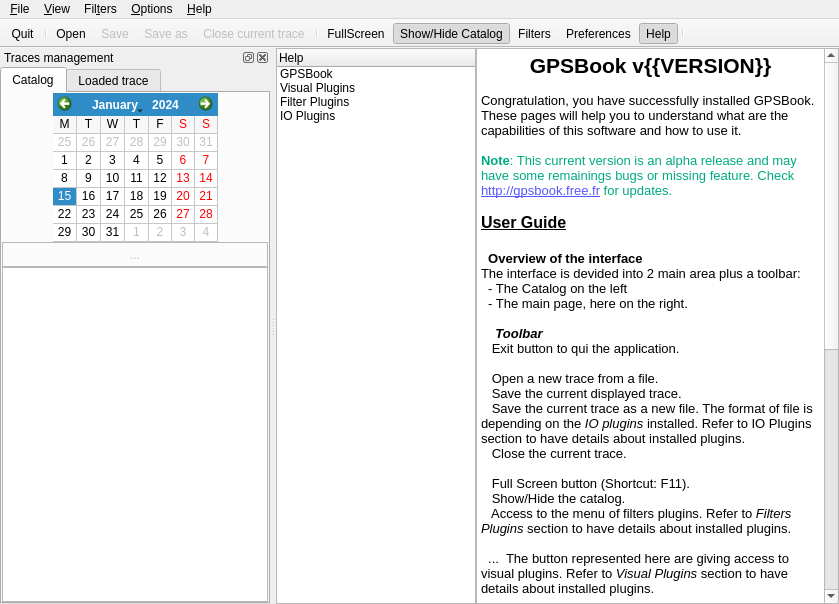
The window that src/GPSBook/mainwindow.ui (shujaatak/gpsbook) describes before a commit, drawn with Qt 5.
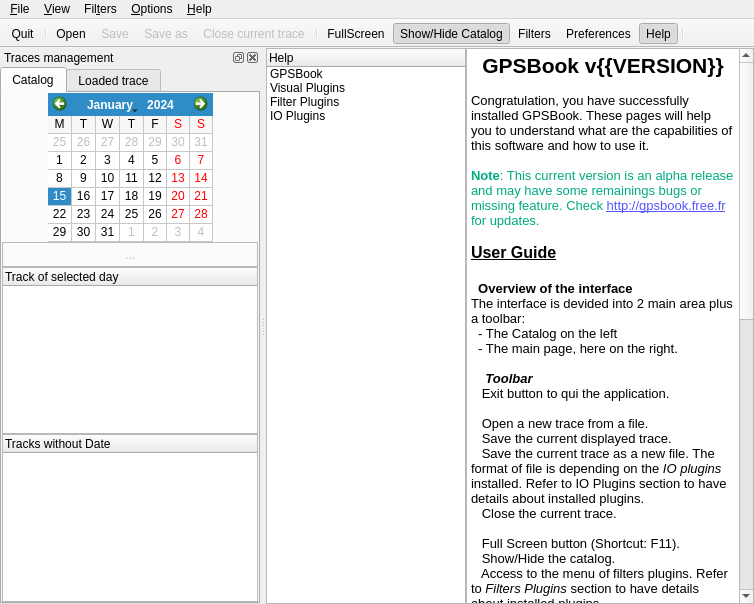
The same window after the commit. The open tabs and pages were chosen to show the change. Icons and pictures are not drawn.

Commit message: Add the possibility to have tracks without date. Rename displayGpxView into diqplayIntenetBrowser. Add the web site geocaching.com

```diff
--- a/src/GPSBook/mainwindow.ui
+++ b/src/GPSBook/mainwindow.ui
@@ -7,7 +7,7 @@
    <rect>
     <x>0</x>
     <y>0</y>
-    <width>839</width>
+    <width>754</width>
     <height>604</height>
    </rect>
   </property>
@@ -667,7 +667,7 @@
     <rect>
      <x>0</x>
      <y>0</y>
-     <width>839</width>
+     <width>754</width>
      <height>26</height>
     </rect>
    </property>
@@ -782,8 +782,8 @@
    </property>
    <property name="minimumSize">
     <size>
-     <width>270</width>
-     <height>344</height>
+     <width>260</width>
+     <height>422</height>
     </size>
    </property>
    <property name="windowTitle">
@@ -1037,15 +1037,9 @@
            <property name="rootIsDecorated">
             <bool>false</bool>
            </property>
-           <property name="headerHidden">
-            <bool>true</bool>
-           </property>
-           <attribute name="headerVisible">
-            <bool>false</bool>
-           </attribute>
            <column>
             <property name="text">
-             <string>GPX File</string>
+             <string>Track of selected day</string>
             </property>
            </column>
           </widget>
@@ -1082,6 +1076,18 @@
            </property>
           </spacer>
          </item>
+         <item row="4" column="0" colspan="4">
+          <widget class="QTreeWidget" name="treeWidgetUndateTracks">
+           <property name="rootIsDecorated">
+            <bool>false</bool>
+           </property>
+           <column>
+            <property name="text">
+             <string>Tracks without Date</string>
+            </property>
+           </column>
+          </widget>
+         </item>
         </layout>
        </widget>
        <widget class="QWidget" name="tabWidgetLoadedTrace">
```
Left out of the diff: 6 changed lines with no effect on the pictures. The commit also changes 32 other files.
